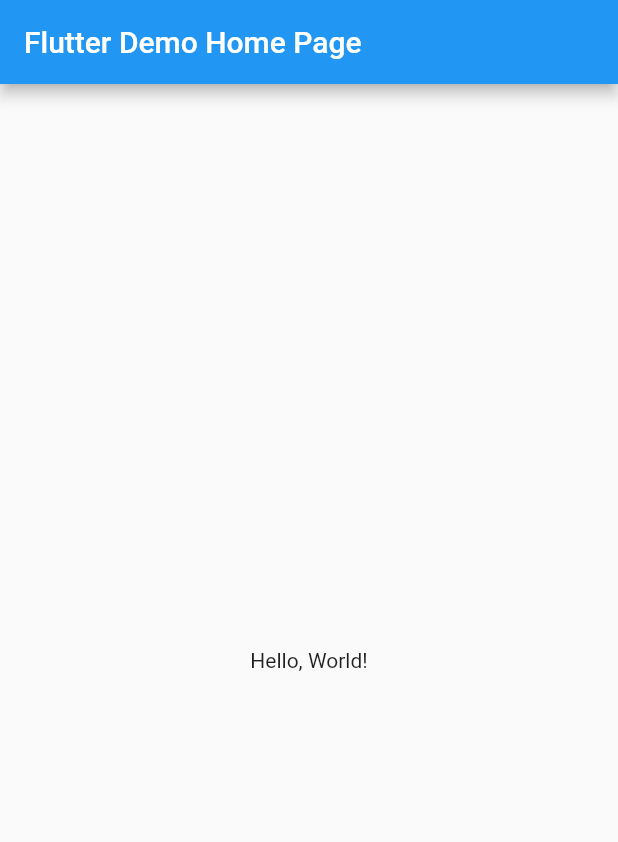
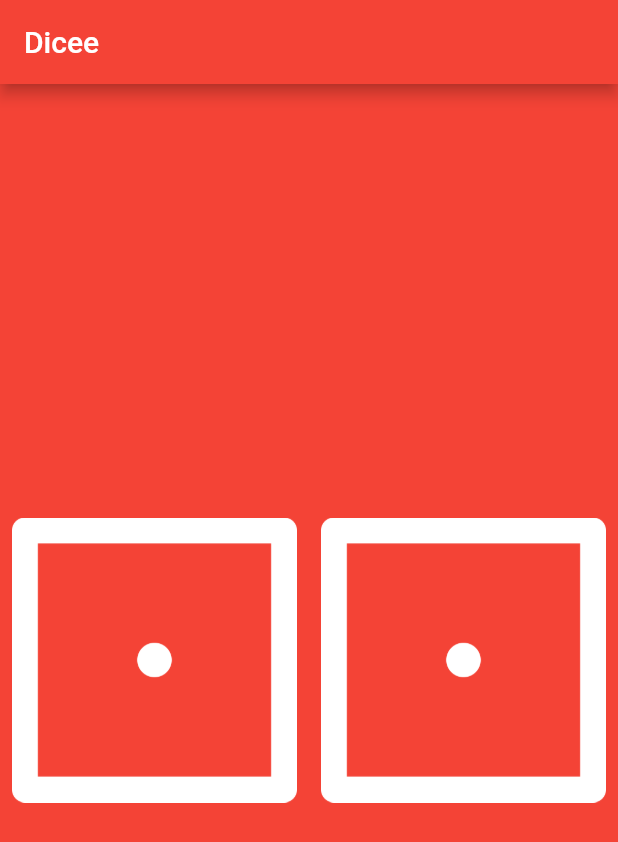
Before and after one commit to stephennickalls/Dicee, a Flutter app: the screen it shows after launch, on a phone screen of 412 x 824 dp. Shown: the top 842 px of the screen. Run offline on Flutter 3.47's test engine with Material 2 defaults, Android fonts, the phone set to English and light mode, and no system bars.

Commit message:
Project completed

```diff
--- a/lib/main.dart
+++ b/lib/main.dart
@@ -1,40 +1,59 @@
 import 'package:flutter/material.dart';
+import 'dart:math';
 
-void main() => runApp(MyApp());
-
-class MyApp extends StatelessWidget {
-  // This widget is the root of your application.
-  @override
-  Widget build(BuildContext context) {
-    return MaterialApp(
-      // Application name
-      title: 'Flutter Hello World',
-      // Application theme data, you can set the colors for the application as
-      // you want
-      theme: ThemeData(
-        primarySwatch: Colors.blue,
+void main() {
+  return runApp(
+    MaterialApp(
+      home: Scaffold(
+        backgroundColor: Colors.red,
+        appBar: AppBar(
+          title: Text('Dicee'),
+          backgroundColor: Colors.red,
+        ),
+        body: DicePage(),
       ),
-      // A widget which will be started on application startup
-      home: MyHomePage(title: 'Flutter Demo Home Page'),
-    );
-  }
+    ),
+  );
 }
 
-class MyHomePage extends StatelessWidget {
-  final String title;
-  const MyHomePage({Key? key, required this.title}) : super(key: key);
+class DicePage extends StatefulWidget {
+  @override
+  _DicePageState createState() => _DicePageState();
+}
+
+class _DicePageState extends State<DicePage> {
+  int diceImageLeft = 1;
+  int diceImageRight = 1;
+
+  void rollDice() {
+    setState(() {
+      diceImageRight = Random().nextInt(6) + 1;
+      diceImageLeft = Random().nextInt(6) + 1;
+    });
+  }
 
   @override
   Widget build(BuildContext context) {
-    return Scaffold(
-      appBar: AppBar(
-        // The title text which will be shown on the action bar
-        title: Text(title),
-      ),
-      body: Center(
-        child: Text(
-          'Hello, World!',
-        ),
+    return Center(
+      child: Row(
+        children: [
+          Expanded(
+            child: TextButton(
+              onPressed: () {
+                rollDice();
+              },
+              child: Image.asset('images/dice$diceImageLeft.png'),
+            ),
+          ),
+          Expanded(
+            child: TextButton(
+              onPressed: () {
+                rollDice();
+              },
+              child: Image.asset('images/dice$diceImageRight.png'),
+            ),
+          ),
+        ],
       ),
     );
   }
```
Also changed, not shown: pubspec.yaml (+6 -56 lines), images/dice1.png (added), images/dice2.png (added), images/dice3.png (added), images/dice4.png (added), images/dice5.png (added), images/dice6.png (added), 1 other file.
